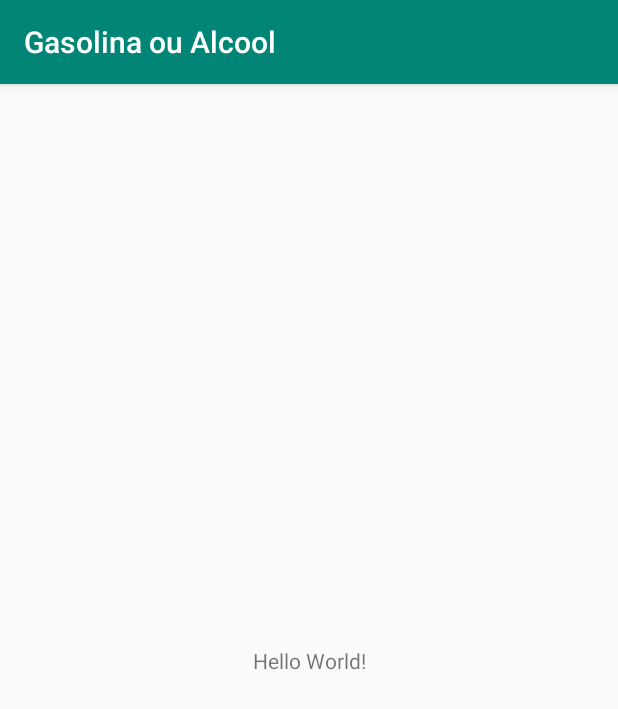
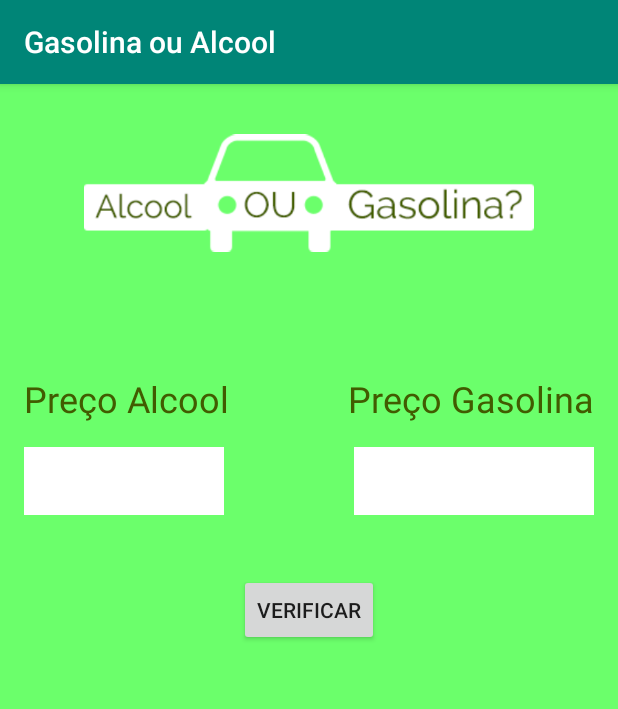
Before and after one commit to jonathasfsilva/GasolinaouAlcool, an Android app: the screen it shows after launch (MainActivity), on a phone screen of 412 x 824 dp. Shown: the top 709 px of the screen. Run offline under Robolectric (Android 15) with nearby library versions, the phone set to English and light mode, and no system bars.

Commit message:
created interface and function

```diff
--- a/app/src/main/java/gasolinaalcool/jon/com/gasolinaoualcool/MainActivity.java
+++ b/app/src/main/java/gasolinaalcool/jon/com/gasolinaoualcool/MainActivity.java
@@ -2,12 +2,58 @@ package gasolinaalcool.jon.com.gasolinaoualcool;
 
 import android.support.v7.app.AppCompatActivity;
 import android.os.Bundle;
+import android.view.View;
+import android.widget.Button;
+import android.widget.EditText;
+import android.widget.TextView;
 
 public class MainActivity extends AppCompatActivity {
+
+    private EditText precoAlcool;
+    private EditText precoGasolina;
+    private Button botaoVerificar;
+    private TextView textoResultado;
 
     @Override
     protected void onCreate(Bundle savedInstanceState) {
         super.onCreate(savedInstanceState);
         setContentView(R.layout.activity_main);
+
+        //Localizar componentes na tela
+        precoAlcool = (EditText) findViewById(R.id.precoAlcoolId);
+        precoGasolina = (EditText) findViewById(R.id.precoGasolinaId);
+        botaoVerificar = (Button) findViewById(R.id.botaoVerificarId);
+        textoResultado = (TextView) findViewById(R.id.textoResultadoId);
+
+        //evento quando clicar no botao
+        botaoVerificar.setOnClickListener(new View.OnClickListener() {
+            @Override
+            public void onClick(View v) {
+                //recuperar valores
+                String textoPrecoAlcool = precoAlcool.getText().toString();
+                String textoPrecoGasolina = precoGasolina.getText().toString();
+
+                //Convertendo valores de str para double
+                Double valorAlcool = Double.parseDouble(textoPrecoAlcool);
+                Double valorGasolina = Double.parseDouble(textoPrecoGasolina);
+
+                //teste se vale a pena
+
+                if(textoPrecoAlcool.equals("") || textoPrecoGasolina.equals("")){
+                    textoResultado.setText("Digite um valor para alcool e outro para gasolina!");
+                }else{
+                    double resultado = valorAlcool / valorGasolina;
+
+                    if(resultado >= 0.7){
+                        //Gasolina
+                        textoResultado.setText("Eh melhor utilizar Gasolina");
+                    }else{
+                        //Alcool
+                        textoResultado.setText("Eh melhor utilizar Alcool");
+                    }
+                }
+            }
+        });
+
     }
 }
--- a/app/src/main/res/layout/activity_main.xml
+++ b/app/src/main/res/layout/activity_main.xml
@@ -4,15 +4,97 @@
     xmlns:tools="http://schemas.android.com/tools"
     android:layout_width="match_parent"
     android:layout_height="match_parent"
+    android:background="#6bff6b"
     tools:context=".MainActivity">
 
+    <ImageView
+        android:id="@+id/imageView"
+        android:layout_width="300dp"
+        android:layout_height="81dp"
+        android:layout_marginTop="32dp"
+        app:layout_constraintEnd_toEndOf="parent"
+        app:layout_constraintStart_toStartOf="parent"
+        app:layout_constraintTop_toTopOf="parent"
+        app:srcCompat="@drawable/logo" />
+
     <TextView
+        android:id="@+id/textView"
         android:layout_width="wrap_content"
         android:layout_height="wrap_content"
-        android:text="Hello World!"
-        app:layout_constraintBottom_toBottomOf="parent"
-        app:layout_constraintLeft_toLeftOf="parent"
-        app:layout_constraintRight_toRightOf="parent"
-        app:layout_constraintTop_toTopOf="parent" />
+        android:layout_marginStart="16dp"
+        android:layout_marginLeft="16dp"
+        android:layout_marginTop="80dp"
+        android:text="Preço Alcool"
+        android:textColor="#415c00"
+        android:textSize="24sp"
+        app:layout_constraintStart_toStartOf="parent"
+        app:layout_constraintTop_toBottomOf="@+id/imageView" />
 
+    <TextView
+        android:id="@+id/textView2"
+        android:layout_width="wrap_content"
+        android:layout_height="wrap_content"
+        android:layout_marginTop="80dp"
+        android:layout_marginEnd="16dp"
+        android:layout_marginRight="16dp"
+        android:text="Preço Gasolina"
+        android:textColor="#415c00"
+        android:textSize="24sp"
+        app:layout_constraintEnd_toEndOf="parent"
+        app:layout_constraintTop_toBottomOf="@+id/imageView" />
+
+    <EditText
+        android:id="@+id/precoAlcoolId"
+        android:layout_width="133dp"
+        android:layout_height="45dp"
+        android:layout_marginStart="16dp"
+        android:layout_marginLeft="16dp"
+        android:layout_marginTop="16dp"
+        android:background="#ffffff"
+        android:ems="10"
+        android:inputType="numberDecimal"
+        android:padding="10dp"
+        app:layout_constraintStart_toStartOf="parent"
+        app:layout_constraintTop_toBottomOf="@+id/textView" />
+
+    <EditText
+        android:id="@+id/precoGasolinaId"
+        android:layout_width="160dp"
+        android:layout_height="45dp"
+        android:layout_marginTop="16dp"
+        android:layout_marginEnd="16dp"
+        android:layout_marginRight="16dp"
+        android:background="#ffffff"
+        android:ems="10"
+        android:inputType="numberDecimal"
+        android:padding="10dp"
+        app:layout_constraintEnd_toEndOf="parent"
+        app:layout_constraintTop_toBottomOf="@+id/textView2" />
+
+    <Button
+        android:id="@+id/botaoVerificarId"
+        android:layout_width="wrap_content"
+        android:layout_height="wrap_content"
+        android:layout_marginTop="39dp"
+        android:text="@string/texto_botao_verificar"
+        app:layout_constraintEnd_toEndOf="parent"
+        app:layout_constraintHorizontal_bias="0.5"
+        app:layout_constraintStart_toStartOf="parent"
+        app:layout_constraintTop_toBottomOf="@+id/precoAlcoolId" />
+
+    <TextView
+        android:id="@+id/textoResultadoId"
+        android:layout_width="352dp"
+        android:layout_height="38dp"
+        android:layout_marginStart="16dp"
+        android:layout_marginLeft="16dp"
+        android:layout_marginTop="26dp"
+        android:layout_marginEnd="16dp"
+        android:layout_marginRight="16dp"
+        android:text=""
+        android:textColor="#415c00"
+        android:textSize="24sp"
+        app:layout_constraintEnd_toEndOf="parent"
+        app:layout_constraintStart_toStartOf="parent"
+        app:layout_constraintTop_toBottomOf="@+id/botaoVerificarId" />
 </android.support.constraint.ConstraintLayout>
--- a/app/src/main/res/values/strings.xml
+++ b/app/src/main/res/values/strings.xml
@@ -1,3 +1,4 @@
 <resources>
     <string name="app_name">Gasolina ou Alcool</string>
+    <string name="texto_botao_verificar">Verificar</string>
 </resources>
```
Also changed, not shown: app/src/main/res/drawable/logo.png (added).
